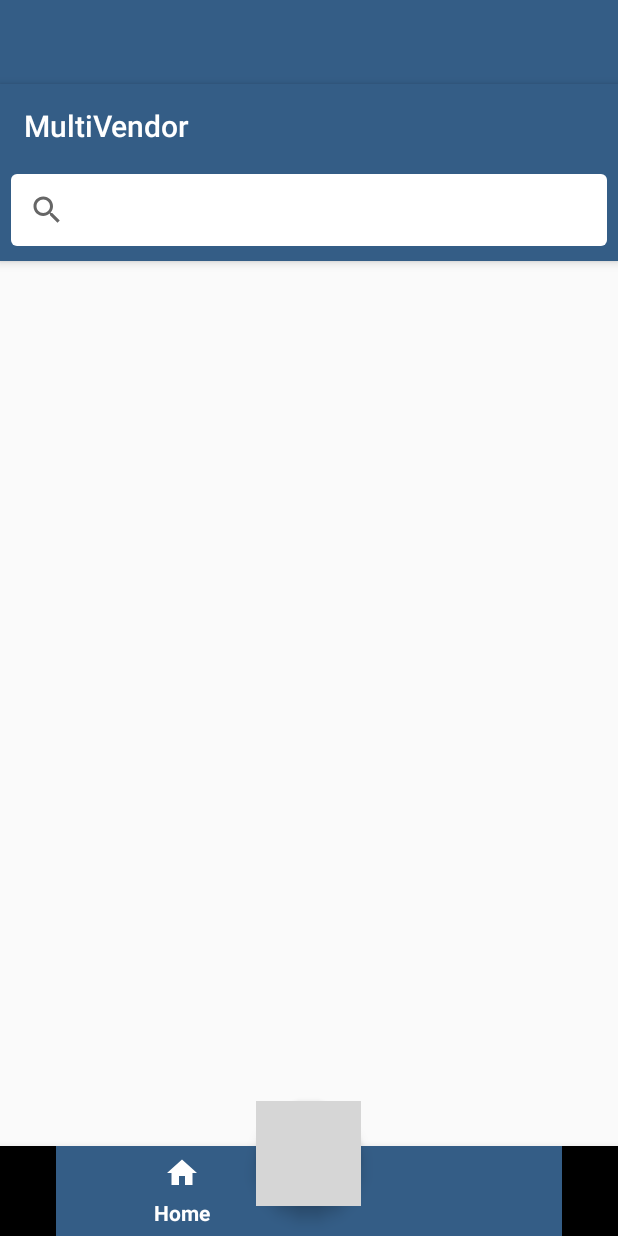
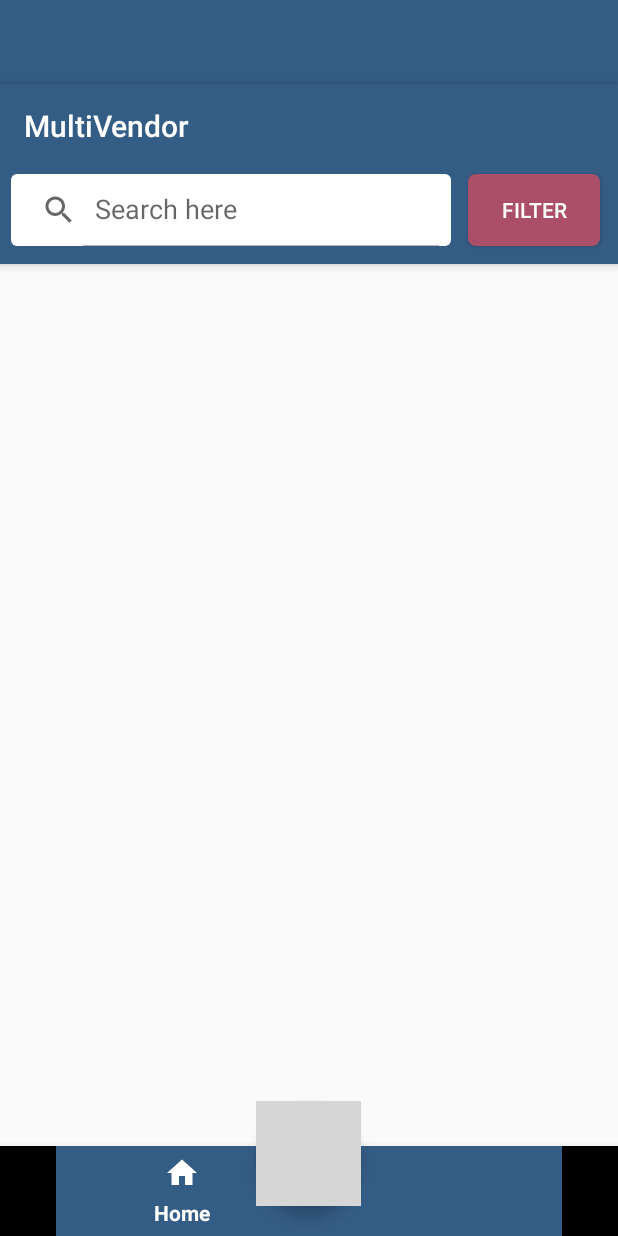
Before and after one commit to AndroidPayal/Ecommerce1, an Android app: the layout drawer_main.xml on its own in the app's theme, with its tools: preview values and no code run, on a phone screen of 412 x 824 dp. Run offline under Robolectric (Android 15) with nearby library versions, the phone set to English and light mode, and no system bars; network calls fail; Roboto replaces fonts that are not available here; grey boxes are pictures that could not be loaded.

Commit message:
CHANGES MADE AT 6:16 PM AFTER MODULE FAIL WARNING ON UNMESH'S SYSTEM

```diff
--- a/app/src/main/AndroidManifest.xml
+++ b/app/src/main/AndroidManifest.xml
@@ -1,7 +1,6 @@
 <?xml version="1.0" encoding="utf-8"?>
 <manifest xmlns:android="http://schemas.android.com/apk/res/android"
     package="payal.cluebix.www.ecommerce">
-
 
     <uses-permission android:name="android.permission.INTERNET" />
     <uses-permission android:name="android.permission.CAMERA" />
@@ -51,10 +50,9 @@
             android:name=".Update_profile"
             android:parentActivityName=".CenterActivity"
             android:theme="@style/AppThemeNoActionBar" />
-
-        <activity android:name=".GuestActivity"
-            android:theme="@style/AppThemeNoActionBar"/>
-
+        <activity
+            android:name=".GuestActivity"
+            android:theme="@style/AppThemeNoActionBar" />
         <activity
             android:name=".My_products"
             android:label="My Products"
@@ -85,13 +83,15 @@
         </service>
         -->
 
-      <!--  <meta-data
+
+        <!--
+        <meta-data
             android:name="com.google.firebase.messaging.default_notification_icon"
             android:resource="@drawable/logo2" />
         <meta-data
             android:name="com.google.firebase.messaging.default_notification_color"
             android:resource="@color/colorAccent" />
--->
+        -->
         <activity
             android:name=".Quotation_items_list"
             android:label="Invoice">
@@ -131,9 +131,10 @@
             android:label="MultiVendor"
             android:launchMode="singleTask"
             android:theme="@style/AppThemes2" />
-
-        <activity android:name=".GuestCart"
-            android:parentActivityName=".GuestActivity"></activity>
+        <activity
+            android:name=".GuestCart"
+            android:parentActivityName=".GuestActivity" />
+        <activity android:name=".FilterActivity"></activity>
     </application>
 
 </manifest>
--- a/app/src/main/res/layout/drawer_main.xml
+++ b/app/src/main/res/layout/drawer_main.xml
@@ -41,22 +41,72 @@
 
                 >
 
-                <SearchView
-                    android:id="@+id/search_edit"
+
+                <LinearLayout
                     android:layout_width="match_parent"
                     android:layout_height="wrap_content"
-                    android:gravity="center_vertical"
-                    android:textColorHint="#656565"
-                    android:layout_marginTop="4dp"
-                    android:layout_marginBottom="10dp"
-                    android:layout_marginLeft="7dp"
-                    android:layout_marginRight="7dp"
-                    android:drawablePadding="7dp"
-                    android:textSize="12dp"
-                    android:drawableStart="@drawable/ic_search_black_24dp"
-                    android:hint="Search products here"
-                    android:background="@drawable/input_search_background"
-                    />
+                    android:orientation="horizontal"
+                    android:weightSum="4"
+                    >
+
+
+                    <SearchView
+                        android:id="@+id/guest_activity_search"
+                        android:iconifiedByDefault="false"
+                        android:focusableInTouchMode="true"
+                        android:focusedByDefault="false"
+                        android:layout_width="0dp"
+                        android:layout_height="wrap_content"
+                        android:layout_marginBottom="12dp"
+                        android:layout_marginLeft="7dp"
+                        android:layout_marginRight="7dp"
+                        android:layout_marginTop="4dp"
+                        android:layout_weight="3.9"
+                        android:background="@drawable/input_search_background"
+                        android:drawablePadding="7dp"
+                        android:drawableStart="@drawable/ic_search_black_24dp"
+                        android:gravity="center_vertical"
+                        android:queryHint="Search here"
+                        android:textSize="12dp" />
+
+                    <Button
+                        android:layout_width="wrap_content"
+                        android:layout_height="wrap_content"
+                        android:layout_marginLeft="4dp"
+                        android:layout_marginRight="4dp"
+                        android:layout_marginTop="5dp"
+                        android:layout_gravity="center_vertical"
+                        android:layout_marginBottom="9dp"
+                        android:text="Filter"
+                        android:textColor="#fff"
+                        android:background="@drawable/filter_button_background"
+                        />
+
+
+                </LinearLayout>
+
+
+
+
+
+
+
+                <!--<SearchView-->
+                    <!--android:id="@+id/search_edit"-->
+                    <!--android:layout_width="match_parent"-->
+                    <!--android:layout_height="wrap_content"-->
+                    <!--android:gravity="center_vertical"-->
+                    <!--android:textColorHint="#656565"-->
+                    <!--android:layout_marginTop="4dp"-->
+                    <!--android:layout_marginBottom="10dp"-->
+                    <!--android:layout_marginLeft="7dp"-->
+                    <!--android:layout_marginRight="7dp"-->
+                    <!--android:drawablePadding="7dp"-->
+                    <!--android:textSize="12dp"-->
+                    <!--android:drawableStart="@drawable/ic_search_black_24dp"-->
+                    <!--android:hint="Search products here"-->
+                    <!--android:background="@drawable/input_search_background"-->
+                    <!--/>-->
 
 
             </android.support.v7.widget.Toolbar>
```
